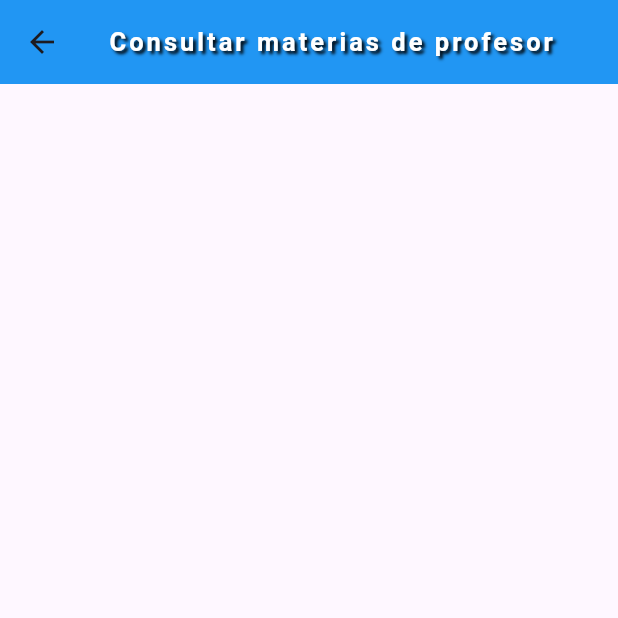
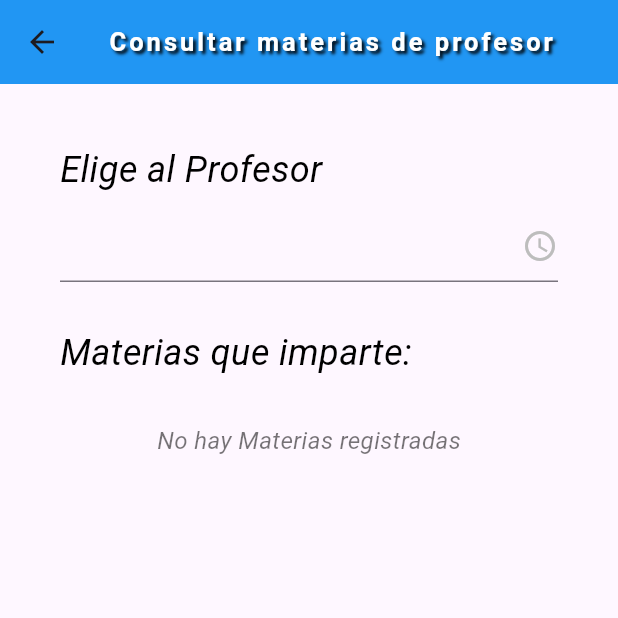
Before and after one commit to JOAGOC/dam_u3_practica1_checador_asistencia, a Flutter app: the GUIConsultarMateria screen opened directly, on a phone screen of 412 x 824 dp, the top half of it. Run offline on Flutter 3.47's test engine with Material 3 defaults, Android fonts, the phone set to English and light mode, and no system bars; our stand-ins replace sqflite; missing offline and left inert: flutter_date_pickers; accounts and stored records are empty; Roboto replaces fonts that are missing (Montserrat).

Commit message:
Revisión - [] Retocar el diseño - [-] Unificar la interfaz Angel - [x] Crear las respectivas ventanas usando Navigator - [] GUI Para consulta de asistencias por maestro   - [] Consulta - [X] GUI para materias que imparte un maestro   - [X] Consulta - [] GUI para Filtrar horarios por Edificio   - [] Consulta
Base
- [X] Hacer el menú de navegación
- [X] Adaptar el Floating Action Button a los distintos menus.
- [X] Hacer el dart de la base de datos (Corregido)
- [X] Hacer los manejadores de datos de cada entidad
- [X] Hacer la GUI de los CRUD de materia - Detalles Retocados
- [X] Programar los CRUDS de materia
- [X] Hacer la GUI de los CRUD de profesor
- [X] Programar los CRUDS de profesor
- [X] Hacer la GUI de los CRUD de Horario
  - [X] Consultar detalles del horario
  - [X] Modificar horario
- [X] Programar los CRUDS de Horario
  - [X] Revisar los CRUDS de Horario
- [X] Hacer la GUI de los CRUD de Asistencia
- [X] Programar los CRUDS de Asistencia

```diff
--- a/lib/GUI/GUIConsultarMateria.dart
+++ b/lib/GUI/GUIConsultarMateria.dart
@@ -1,5 +1,9 @@
+import 'package:dam_u3_practica1_checador_asistencia/Modelo/profesor.dart';
+import 'package:flutter/material.dart';
 
-import 'package:flutter/material.dart';
+import '../Controlador/DBHorario.dart';
+import '../Controlador/DBprofesor.dart';
+import '../Modelo/HorarioConsultado.dart';
 
 class GUIConsultarMateria extends StatefulWidget {
   const GUIConsultarMateria({super.key});
@@ -9,6 +13,32 @@ class GUIConsultarMateria extends StatefulWidget {
 }
 
 class _GUIConsultarMateriaState extends State<GUIConsultarMateria> {
+  List<Profesor> listaProfesor = [];
+  List<HorarioConsultado> recuMateria = [];
+
+  String profesor = "";
+
+  @override
+  void initState() {
+    consultarProfesor();
+    super.initState();
+  }
+
+  void consultarProfesor() async {
+    var x = await DBprofesor.consultar();
+    setState(() {
+      listaProfesor = x;
+    });
+    //consultarHorario();
+  }
+
+  void consultarHorario() async {
+    var x = await DBHorario.consultar(profesor);
+    setState(() {
+      recuMateria = x;
+    });
+  }
+
   @override
   Widget build(BuildContext context) {
     return Scaffold(
@@ -32,7 +62,115 @@ class _GUIConsultarMateriaState extends State<GUIConsultarMateria> {
           ),
           backgroundColor: Colors.blue,
         ),
+        body: ListView(
+          padding: EdgeInsets.all(40),
+          children: [
+            Text("Elige al Profesor",
+              style: TextStyle(
+                fontSize: 24, // Tamaño del texto
+                fontStyle: FontStyle.italic, // Cursiva
+                color: Colors.black, // Color del texto
+              ),),
+            SizedBox(
+              height: 10,
+            ),
+            DropdownButtonFormField(
+                icon: Icon(Icons.access_time),
+                items: listaProfesor.map((e) {
+                  return DropdownMenuItem(
+                    child: Text('${e.nombre} - ${e.carrera}',
+                        style: TextStyle(
+                          fontSize: 20,
+                        )),
+                    value: e.nprofesor,
+                  );
+                }).toList(),
+                onChanged: (value) {
+                  profesor = value!;
+                  if (listaProfesor.isNotEmpty) {
+                    consultarHorario();
+                  }
+                }
+            ),
+            SizedBox(
+              height: 30,
+            ),
+            Text("Materias que imparte:",
+              style: TextStyle(
+                fontSize: 24, // Tamaño del texto
+                fontStyle: FontStyle.italic, // Cursiva
+                color: Colors.black, // Color del texto
+              ),),
+            SizedBox(
+              height: 30,
+            ),
+            listaAsistencia()
+          ],
+        ));
+  }
 
+  Widget listaAsistencia() {
+    var Materialist = recuMateria;
+    if (Materialist.length > 0) {
+      return ListView.builder(
+        shrinkWrap: true,
+        itemCount: Materialist.length,
+        itemBuilder: (context, index) => ListTile(
+          tileColor: _getColor(index), // Asigna el color de fondo dinámicamente
+          leading: CircleAvatar(
+            child: Text(
+              Materialist[index].nmat.toString(),
+              style: TextStyle(
+                color: Colors.white,
+                fontWeight: FontWeight.bold,
+              ),
+            ),
+            backgroundColor: Colors.black, // Color de fondo del avatar
+          ),
+          title: Text(
+            '${Materialist[index].descripcion}',
+            style: TextStyle(
+              fontSize: 18, // Tamaño del texto
+              fontWeight: FontWeight.bold, // Negrita
+              color: Colors.black, // Color del texto
+            ),
+          ),
+          subtitle: Text(
+            'Horario: ${Materialist[index].hora}', // Subtítulo con el horario
+            style: TextStyle(
+              fontSize: 14, // Tamaño del texto
+              fontStyle: FontStyle.italic, // Cursiva
+              color: Colors.black, // Color del texto
+            ),
+          ),
+          onTap: () {
+            // Acción al hacer clic en el ListTile
+          },
+        ),
+      );
+    } else {
+      return Center(
+        child: Text(
+          'No hay Materias registradas',
+          style: TextStyle(
+            color: Colors.black54,
+            fontSize: 16, // Tamaño del texto
+            fontStyle: FontStyle.italic, // Cursiva
+          ),
+        ),
       );
     }
   }
+
+  Color _getColor(int index) {
+    // Lista de colores de fondo para los registros
+    List<Color> colors = [
+      Colors.blue.shade100,
+      Colors.lightBlue.shade300,
+      Colors.blueAccent.shade400,
+
+    ];
+    // Retorna un color de la lista según el índice del registro
+    return colors[index % colors.length];
+  }
+}
--- a/lib/main.dart
+++ b/lib/main.dart
@@ -259,15 +259,9 @@ class MyAppState extends State<MyApp> {
         return GUIHorario.listaHorario(this);
       case 3:
         return GUIAsistencia.listaAsistencia(this);
-      case 4:
-        return consultamateria();
       default:
         return GUIMateria.listaMaterias(this);
     }
-  }
-
-  Widget consultamateria() {
-    return ListView();
   }
 
   void consultarMaterias() async {
```
Also changed, not shown: lib/Controlador/DBHorario.dart (+5 -3 lines), assets/logo.png. Lines whose indentation alone changed are shown as unchanged.
